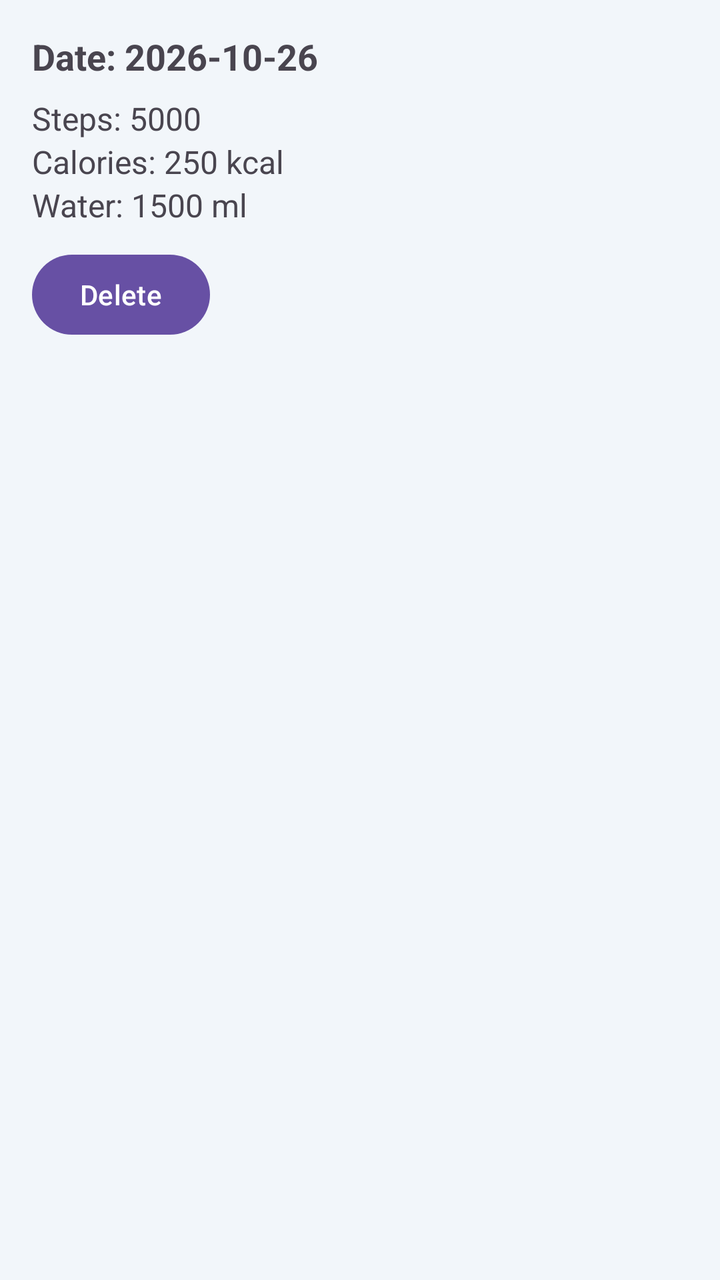
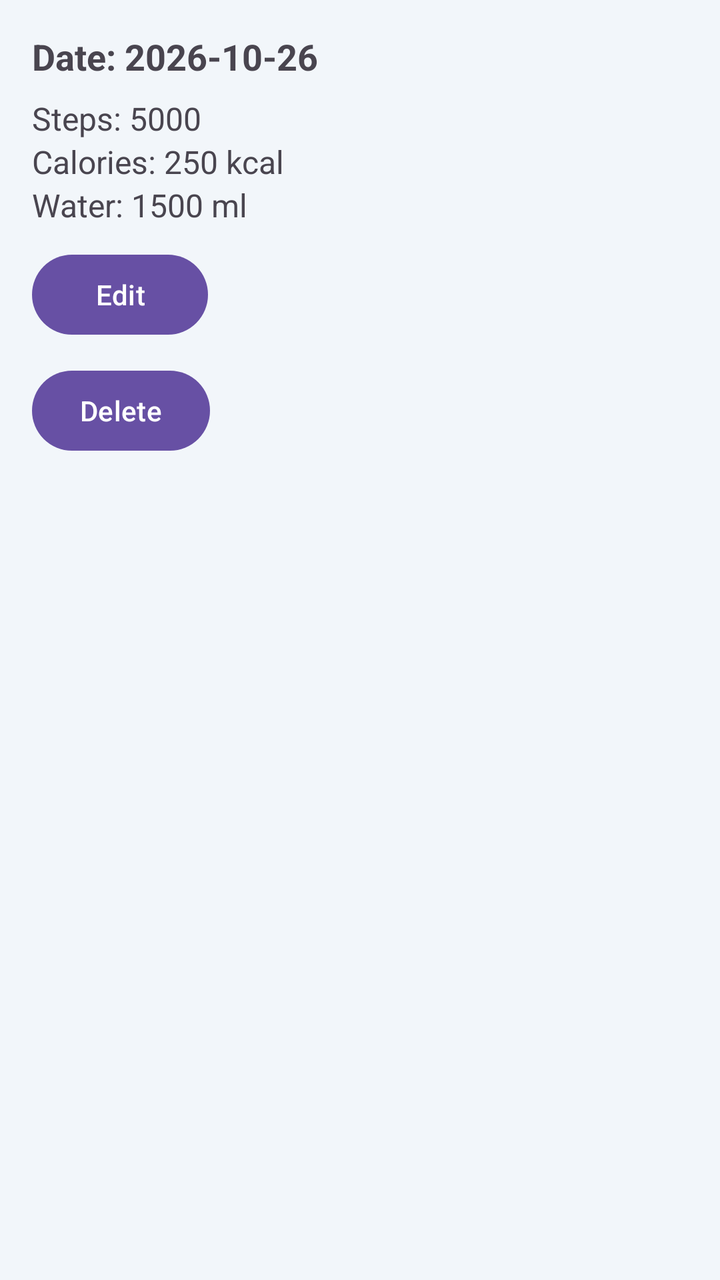

The first picture is an Android layout as it rendered before a commit; the second is the same layout after the commit. The layout source and the unified diff follow.
<!-- AndroidManifest.xml: application theme Theme.HealthMate -->
<!-- res/layout/item_health_record.xml -->
<?xml version="1.0" encoding="utf-8"?>
<LinearLayout
    xmlns:android="http://schemas.android.com/apk/res/android"
    android:layout_width="match_parent"
    android:layout_height="wrap_content"
    android:orientation="vertical"
    android:padding="16dp"
    android:layout_marginBottom="8dp"
    android:background="#F2F6FA">

    <TextView
        android:id="@+id/tvRecordDate"
        android:layout_width="match_parent"
        android:layout_height="wrap_content"
        android:text="Date: 2026-10-26"
        android:textSize="18sp"
        android:textStyle="bold"
        android:layout_marginBottom="8dp"/>

    <TextView
        android:id="@+id/tvRecordSteps"
        android:layout_width="match_parent"
        android:layout_height="wrap_content"
        android:text="Steps: 5000"
        android:textSize="16sp"/>

    <TextView
        android:id="@+id/tvRecordCalories"
        android:layout_width="match_parent"
        android:layout_height="wrap_content"
        android:text="Calories: 250 kcal"
        android:textSize="16sp"/>

    <TextView
        android:id="@+id/tvRecordWater"
        android:layout_width="match_parent"
        android:layout_height="wrap_content"
        android:text="Water: 1500 ml"
        android:textSize="16sp"/>

    <Button
        android:id="@+id/btnDeleteRecord"
        android:layout_width="wrap_content"
        android:layout_height="wrap_content"
        android:text="Delete"
        android:layout_marginTop="10dp"/>


</LinearLayout>
<!-- resources referenced by this layout -->
<resources>
  <style name="Theme.HealthMate" parent="Base.Theme.HealthMate" />
  <style name="Base.Theme.HealthMate" parent="Theme.Material3.DayNight.NoActionBar">
          
          
      </style>
</resources>

<!-- the commit's change to res/layout/item_health_record.xml (unified diff, before → after) -->
@@ -39,6 +39,13 @@
         android:textSize="16sp"/>
 
     <Button
+        android:id="@+id/btnEditRecord"
+        android:layout_width="wrap_content"
+        android:layout_height="wrap_content"
+        android:text="Edit"
+        android:layout_marginTop="10dp" />
+
+    <Button
         android:id="@+id/btnDeleteRecord"
         android:layout_width="wrap_content"
         android:layout_height="wrap_content"
